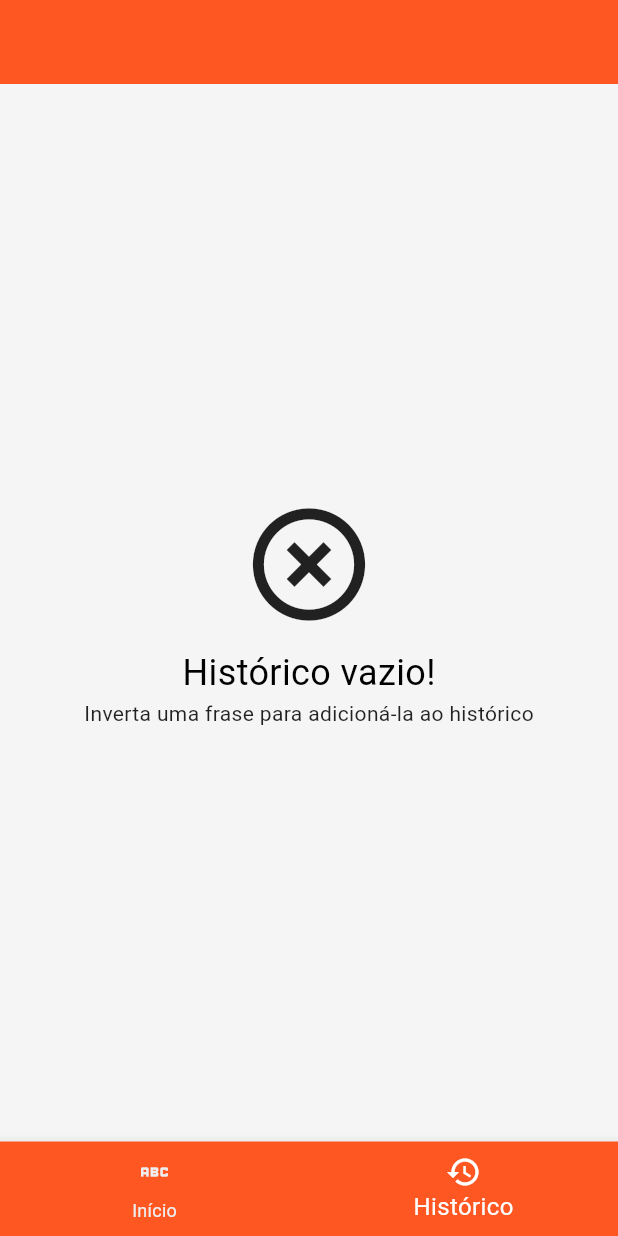
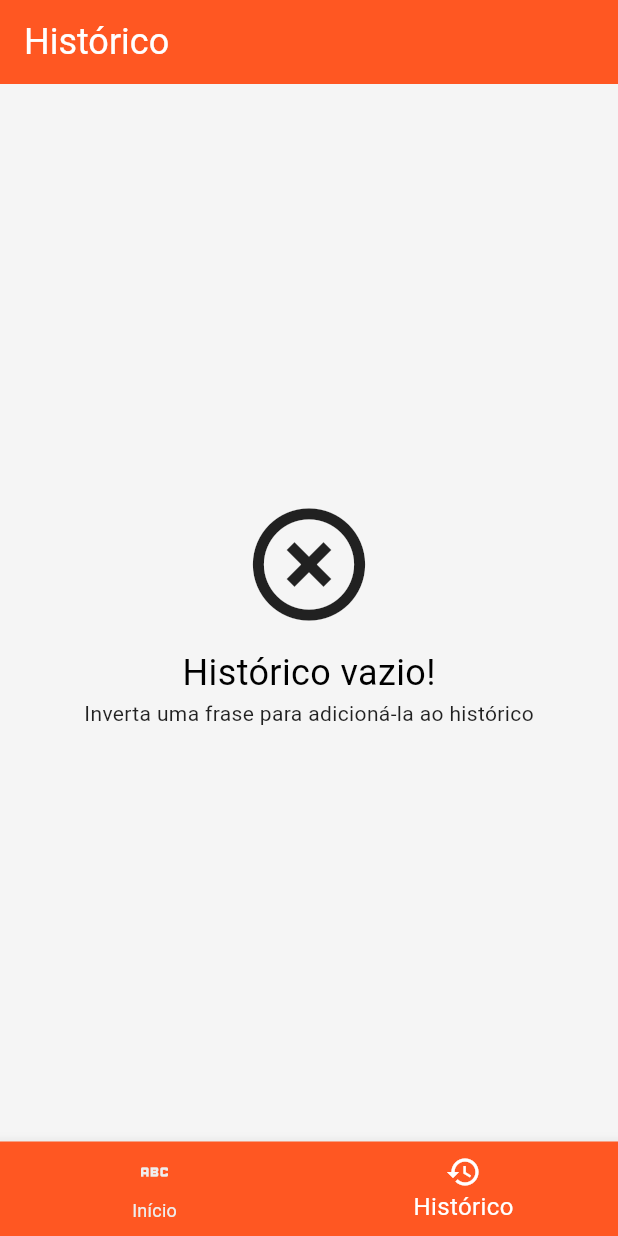
Before and after one commit to oJaciel/sdrawkcaB_App, a Flutter app: the screen it shows after launch, item 2 of the bottom bar chosen, on a phone screen of 412 x 824 dp. Run offline on Flutter 3.47's test engine with Material 3 defaults, Android fonts, the light colour scheme and no system bars; our stand-ins replace flutter_tts; missing offline and left inert: pretty_animated_buttons.

Commit message:
Correção no Tema
Pequena correção na cor do texto da AppBar.

```diff
--- a/lib/theme/app_theme.dart
+++ b/lib/theme/app_theme.dart
@@ -8,7 +8,7 @@ class AppTheme {
     appBarTheme: AppBarTheme(
       backgroundColor: Colors.deepOrange,
       titleTextStyle: TextStyle(
-        color: Colors.deepOrange,
+        color: Colors.white,
         fontSize: 24,
       ),
     ),
```
